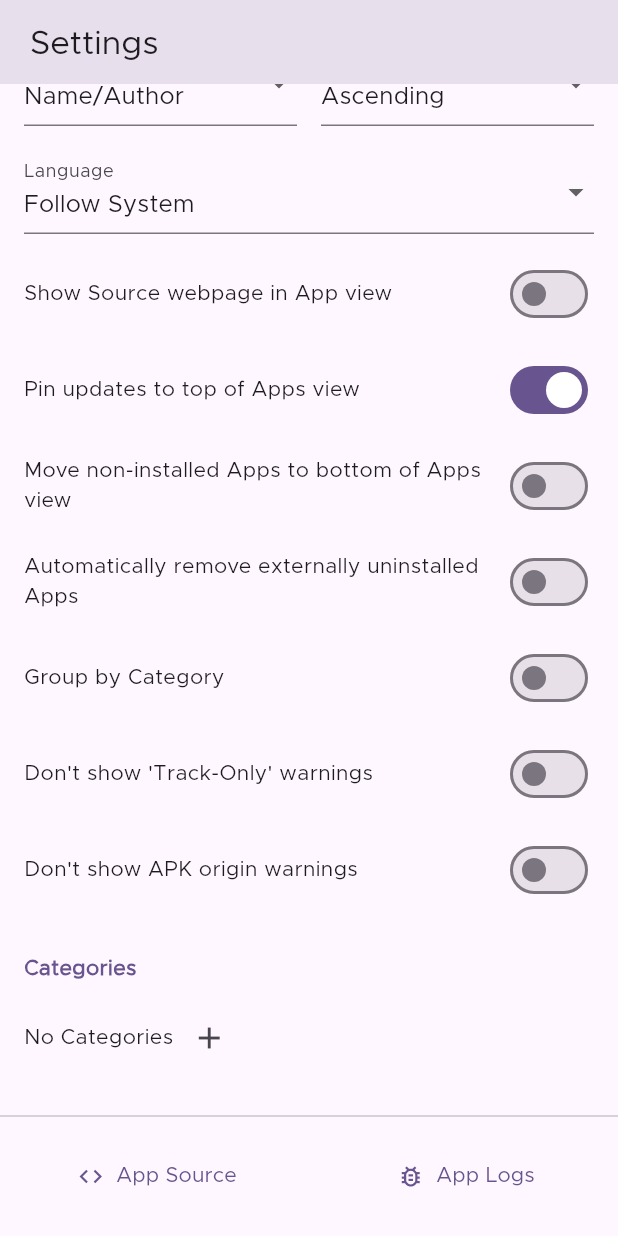
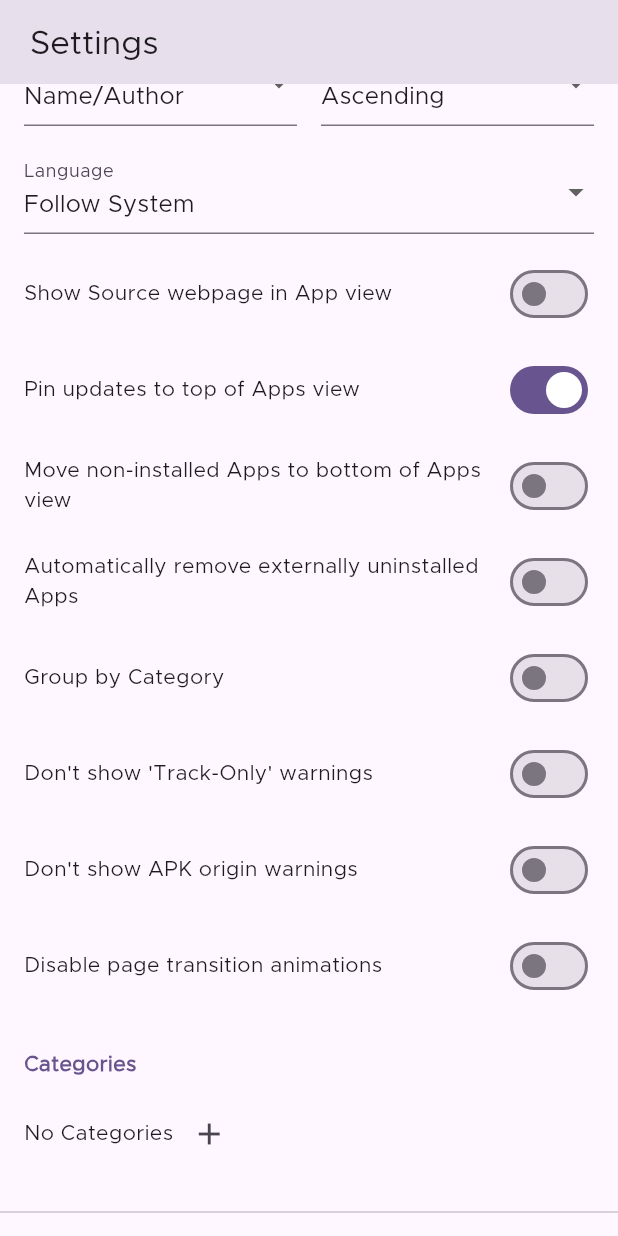
Before and after one commit to ImranR98/Obtainium, a Flutter app: the SettingsPage screen opened directly, scrolled down 790 dp, on a phone screen of 412 x 824 dp. Run offline on Flutter 3.47's test engine with Material 2 defaults, Android fonts, the phone set to English and light mode, and no system bars; drawn by our look-alikes of dynamic_color; our stand-ins replace device_info_plus, easy_localization, file_picker, flutter_local_notifications, flutter_markdown, fluttertoast and 5 more; missing offline and left inert: android_alarm_manager_plus, android_intent_plus, android_package_installer, flutter_archive, flutter_fgbg, installed_apps and 2 more; accounts and stored records are empty.

Commit message:
Make page transition animation optional (#683)

```diff
--- a/assets/translations/de.json
+++ b/assets/translations/de.json
@@ -237,6 +237,7 @@
     "removeOnExternalUninstall": "Automatically remove externally uninstalled Apps",
     "pickHighestVersionCode": "Auto-select highest version code APK",
     "checkUpdateOnDetailPage": "Check for updates on opening an App detail page",
+    "disablePageTransitions": "Disable page transition animations",
     "removeAppQuestion": {
         "one": "App entfernen?",
         "other": "Apps entfernen?"
--- a/assets/translations/en.json
+++ b/assets/translations/en.json
@@ -237,6 +237,7 @@
     "removeOnExternalUninstall": "Automatically remove externally uninstalled Apps",
     "pickHighestVersionCode": "Auto-select highest version code APK",
     "checkUpdateOnDetailPage": "Check for updates on opening an App detail page",
+    "disablePageTransitions": "Disable page transition animations",
     "removeAppQuestion": {
         "one": "Remove App?",
         "other": "Remove Apps?"
--- a/assets/translations/es.json
+++ b/assets/translations/es.json
@@ -237,6 +237,7 @@
     "removeOnExternalUninstall": "Automatically remove externally uninstalled Apps",
     "pickHighestVersionCode": "Auto-select highest version code APK",
     "checkUpdateOnDetailPage": "Check for updates on opening an App detail page",
+    "disablePageTransitions": "Disable page transition animations",
     "removeAppQuestion": {
         "one": "¿Eliminar Aplicación?",
         "other": "¿Eliminar Aplicaciones?"
--- a/assets/translations/fa.json
+++ b/assets/translations/fa.json
@@ -237,6 +237,7 @@
     "removeOnExternalUninstall": "Automatically remove externally uninstalled Apps",
     "pickHighestVersionCode": "Auto-select highest version code APK",
     "checkUpdateOnDetailPage": "Check for updates on opening an App detail page",
+    "disablePageTransitions": "Disable page transition animations",
     "removeAppQuestion": {
         "one": "برنامه حذف شود؟",
         "other": "برنامه ها حذف شوند؟"
--- a/assets/translations/fr.json
+++ b/assets/translations/fr.json
@@ -237,6 +237,7 @@
     "removeOnExternalUninstall": "Automatically remove externally uninstalled Apps",
     "pickHighestVersionCode": "Auto-select highest version code APK",
     "checkUpdateOnDetailPage": "Check for updates on opening an App detail page",
+    "disablePageTransitions": "Disable page transition animations",
     "removeAppQuestion": {
         "one": "Supprimer l'application ?",
         "other": "Supprimer les applications ?"
--- a/assets/translations/hu.json
+++ b/assets/translations/hu.json
@@ -236,6 +236,7 @@
     "removeOnExternalUninstall": "A külsőleg eltávolított appok auto. eltávolítása",
     "pickHighestVersionCode": "A legmagasabb verziószámú APK auto. kiválasztása",
     "checkUpdateOnDetailPage": "Frissítések keresése az app részleteit tartalmazó oldal megnyitásakor",
+    "disablePageTransitions": "Disable page transition animations",
     "removeAppQuestion": {
         "one": "Eltávolítja az alkalmazást?",
         "other": "Eltávolítja az alkalmazást?"
--- a/assets/translations/it.json
+++ b/assets/translations/it.json
@@ -237,6 +237,7 @@
     "removeOnExternalUninstall": "Automatically remove externally uninstalled Apps",
     "pickHighestVersionCode": "Auto-select highest version code APK",
     "checkUpdateOnDetailPage": "Check for updates on opening an App detail page",
+    "disablePageTransitions": "Disable page transition animations",
     "removeAppQuestion": {
         "one": "Rimuovere l'app?",
         "other": "Rimuovere le app?"
--- a/assets/translations/ja.json
+++ b/assets/translations/ja.json
@@ -237,6 +237,7 @@
     "removeOnExternalUninstall": "外部でアンインストールされたアプリを自動的に削除する",
     "pickHighestVersionCode": "最も高いバージョンコードのAPKを自動的に選択する",
     "checkUpdateOnDetailPage": "アプリの詳細ページを開く際にアップデートを確認する",
+    "disablePageTransitions": "Disable page transition animations",
     "removeAppQuestion": {
         "one": "アプリを削除しますか？",
         "other": "アプリを削除しますか？"
--- a/assets/translations/pl.json
+++ b/assets/translations/pl.json
@@ -241,6 +241,7 @@
     "removeOnExternalUninstall": "Automatyczne usuń odinstalowane zewnętrznie aplikacje",
     "pickHighestVersionCode": "Automatycznie wybierz najwyższy kod wersji APK",
     "checkUpdateOnDetailPage": "Sprawdzaj aktualizacje podczas otwierania strony szczegółów aplikacji",
+    "disablePageTransitions": "Disable page transition animations",
     "removeAppQuestion": {
         "one": "Usunąć aplikację?",
         "other": "Usunąć aplikacje?"
--- a/assets/translations/ru.json
+++ b/assets/translations/ru.json
@@ -237,6 +237,7 @@
     "removeOnExternalUninstall": "Автоматически убирать из списка удаленные извне приложения",
     "pickHighestVersionCode": "Автовыбор кода наивысшей версии APK",
     "checkUpdateOnDetailPage": "Проверять наличие обновлений при открытии страницы представления приложения",
+    "disablePageTransitions": "Disable page transition animations",
     "removeAppQuestion": {
         "one": "Удалить приложение?",
         "other": "Удалить приложения?"
--- a/assets/translations/zh.json
+++ b/assets/translations/zh.json
@@ -237,6 +237,7 @@
     "removeOnExternalUninstall": "Automatically remove externally uninstalled Apps",
     "pickHighestVersionCode": "Auto-select highest version code APK",
     "checkUpdateOnDetailPage": "Check for updates on opening an App detail page",
+    "disablePageTransitions": "Disable page transition animations",
     "removeAppQuestion": {
         "one": "是否删除应用？",
         "other": "是否删除应用？"
--- a/lib/main.dart
+++ b/lib/main.dart
@@ -21,7 +21,7 @@ import 'package:easy_localization/src/easy_localization_controller.dart';
 // ignore: implementation_imports
 import 'package:easy_localization/src/localization.dart';
 
-const String currentVersion = '0.13.17';
+const String currentVersion = '0.13.18';
 const String currentReleaseTag =
     'v$currentVersion-beta'; // KEEP THIS IN SYNC WITH GITHUB RELEASES
 
--- a/lib/pages/home.dart
+++ b/lib/pages/home.dart
@@ -7,6 +7,7 @@ import 'package:obtainium/pages/apps.dart';
 import 'package:obtainium/pages/import_export.dart';
 import 'package:obtainium/pages/settings.dart';
 import 'package:obtainium/providers/apps_provider.dart';
+import 'package:obtainium/providers/settings_provider.dart';
 import 'package:provider/provider.dart';
 
 class HomePage extends StatefulWidget {
@@ -42,6 +43,7 @@ class _HomePageState extends State<HomePage> {
   @override
   Widget build(BuildContext context) {
     AppsProvider appsProvider = context.watch<AppsProvider>();
+    SettingsProvider settingsProvider = context.watch<SettingsProvider>();
 
     setIsReversing(int targetIndex) {
       bool reversing = selectedIndexHistory.isNotEmpty &&
@@ -89,6 +91,9 @@ class _HomePageState extends State<HomePage> {
         child: Scaffold(
           backgroundColor: Theme.of(context).colorScheme.surface,
           body: PageTransitionSwitcher(
+            duration: Duration(
+                milliseconds:
+                    settingsProvider.disablePageTransitions ? 0 : 300),
             reverse: isReversing,
             transitionBuilder: (
               Widget child,
--- a/lib/pages/settings.dart
+++ b/lib/pages/settings.dart
@@ -396,6 +396,21 @@ class _SettingsPageState extends State<SettingsPage> {
                                     })
                               ],
                             ),
+                            height16,
+                            Row(
+                              mainAxisAlignment: MainAxisAlignment.spaceBetween,
+                              children: [
+                                Flexible(
+                                    child: Text(tr('disablePageTransitions'))),
+                                Switch(
+                                    value:
+                                        settingsProvider.disablePageTransitions,
+                                    onChanged: (value) {
+                                      settingsProvider.disablePageTransitions =
+                                          value;
+                                    })
+                              ],
+                            ),
                             height32,
                             Text(
                               tr('categories'),
--- a/lib/providers/settings_provider.dart
+++ b/lib/providers/settings_provider.dart
@@ -291,4 +291,13 @@ class SettingsProvider with ChangeNotifier {
     prefs?.setBool('checkUpdateOnDetailPage', show);
     notifyListeners();
   }
+
+  bool get disablePageTransitions {
+    return prefs?.getBool('disablePageTransitions') ?? false;
+  }
+
+  set disablePageTransitions(bool show) {
+    prefs?.setBool('disablePageTransitions', show);
+    notifyListeners();
+  }
 }
--- a/pubspec.yaml
+++ b/pubspec.yaml
@@ -17,7 +17,7 @@ publish_to: 'none' # Remove this line if you wish to publish to pub.dev
 # https://developer.apple.com/library/archive/documentation/General/Reference/InfoPlistKeyReference/Articles/CoreFoundationKeys.html
 # In Windows, build-name is used as the major, minor, and patch parts
 # of the product and file versions while build-number is used as the build suffix.
-version: 0.13.17+181 # When changing this, update the tag in main() accordingly
+version: 0.13.18+182 # When changing this, update the tag in main() accordingly
 
 environment:
   sdk: '>=2.18.2 <3.0.0'
```
